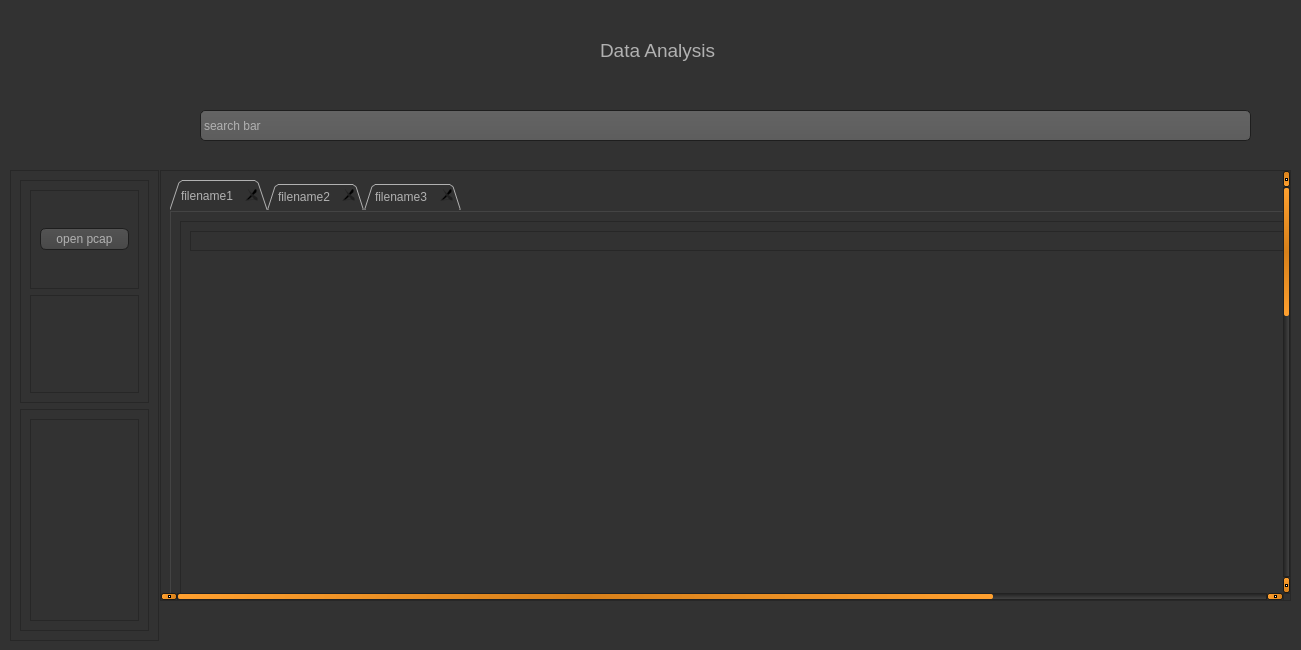
Old version of the form data_analysis.ui in the repository camolinasim/data_analysis.
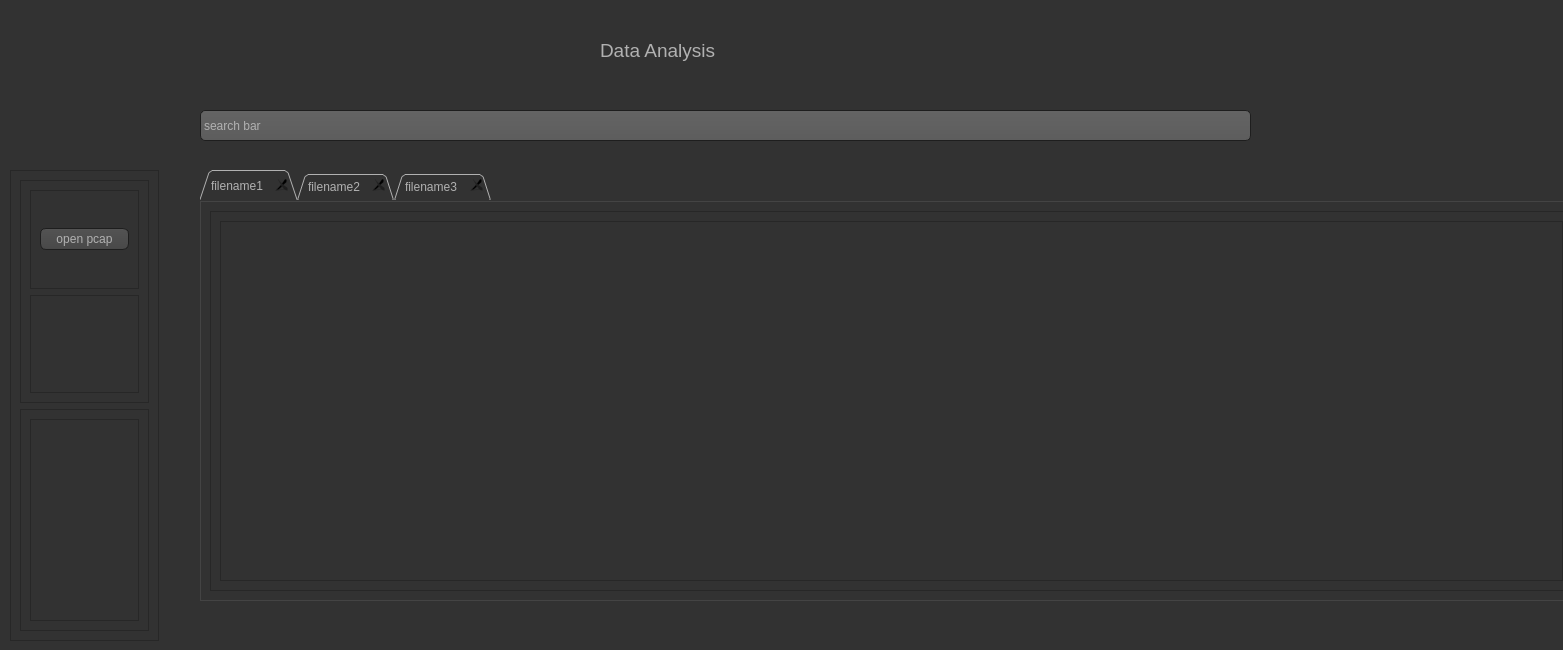
New version of the form. Icons and pictures are not drawn.

Patch:
```diff
--- a/data_analysis.ui
+++ b/data_analysis.ui
@@ -6,7 +6,7 @@
    <rect>
     <x>0</x>
     <y>0</y>
-    <width>1301</width>
+    <width>1563</width>
     <height>650</height>
    </rect>
   </property>
@@ -653,30 +653,28 @@
     <string>Data Analysis</string>
    </property>
   </widget>
-  <widget class="QScrollArea" name="scrollArea_2">
+  <widget class="QLineEdit" name="search_bar">
    <property name="geometry">
     <rect>
-     <x>160</x>
-     <y>170</y>
-     <width>1131</width>
-     <height>431</height>
+     <x>200</x>
+     <y>110</y>
+     <width>1051</width>
+     <height>31</height>
     </rect>
    </property>
-   <property name="widgetResizable">
-    <bool>true</bool>
+   <property name="text">
+    <string>search bar</string>
    </property>
-   <widget class="QWidget" name="scrollAreaWidgetContents_2">
-    <property name="geometry">
-     <rect>
-      <x>0</x>
-      <y>0</y>
-      <width>1401</width>
-      <height>1268</height>
-     </rect>
-    </property>
-    <layout class="QHBoxLayout" name="horizontalLayout_6">
-     <item>
+  </widget>
       <widget class="QTabWidget" name="tab_father">
+   <property name="geometry">
+    <rect>
+     <x>200</x>
+     <y>170</y>
+     <width>1383</width>
+     <height>431</height>
+    </rect>
+   </property>
        <property name="tabShape">
         <enum>QTabWidget::Triangular</enum>
        </property>
@@ -702,26 +700,20 @@
         <layout class="QVBoxLayout" name="verticalLayout_6">
          <item>
           <widget class="QScrollArea" name="scrollArea">
-           <property name="minimumSize">
-            <size>
-             <width>1200</width>
-             <height>1200</height>
-            </size>
-           </property>
            <property name="widgetResizable">
             <bool>true</bool>
            </property>
-           <widget class="QWidget" name="scroll_area">
+       <widget class="QWidget" name="scrollAreaWidgetContents_2">
             <property name="geometry">
              <rect>
               <x>0</x>
               <y>0</y>
               <width>1361</width>
-              <height>1201</height>
-             </rect>
-            </property>
-            <layout class="QHBoxLayout" name="horizontalLayout">
-             <item alignment="Qt::AlignTop">
+          <height>382</height>
+         </rect>
+        </property>
+        <layout class="QVBoxLayout" name="verticalLayout_14">
+         <item>
               <widget class="QFrame" name="table_view">
                <property name="frameShape">
                 <enum>QFrame::StyledPanel</enum>
@@ -932,23 +924,6 @@
          </item>
         </layout>
        </widget>
-      </widget>
-     </item>
-    </layout>
-   </widget>
-  </widget>
-  <widget class="QLineEdit" name="search_bar">
-   <property name="geometry">
-    <rect>
-     <x>200</x>
-     <y>110</y>
-     <width>1051</width>
-     <height>31</height>
-    </rect>
-   </property>
-   <property name="text">
-    <string>search bar</string>
-   </property>
   </widget>
  </widget>
  <resources/>
```
Left out of the diff: 2 changed lines with no effect on the pictures. Lines whose indentation alone changed are shown as unchanged.
